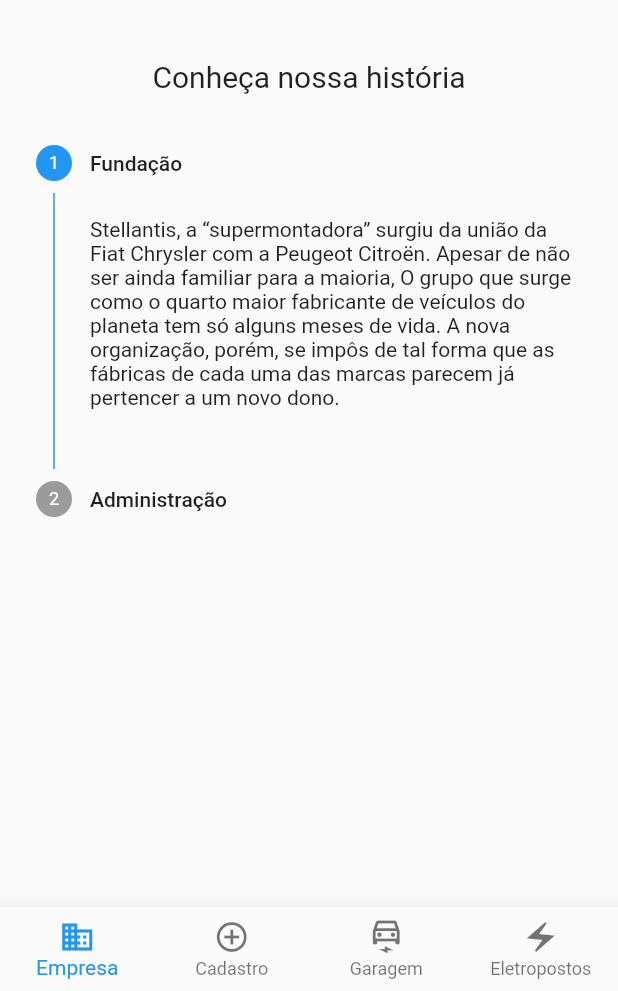
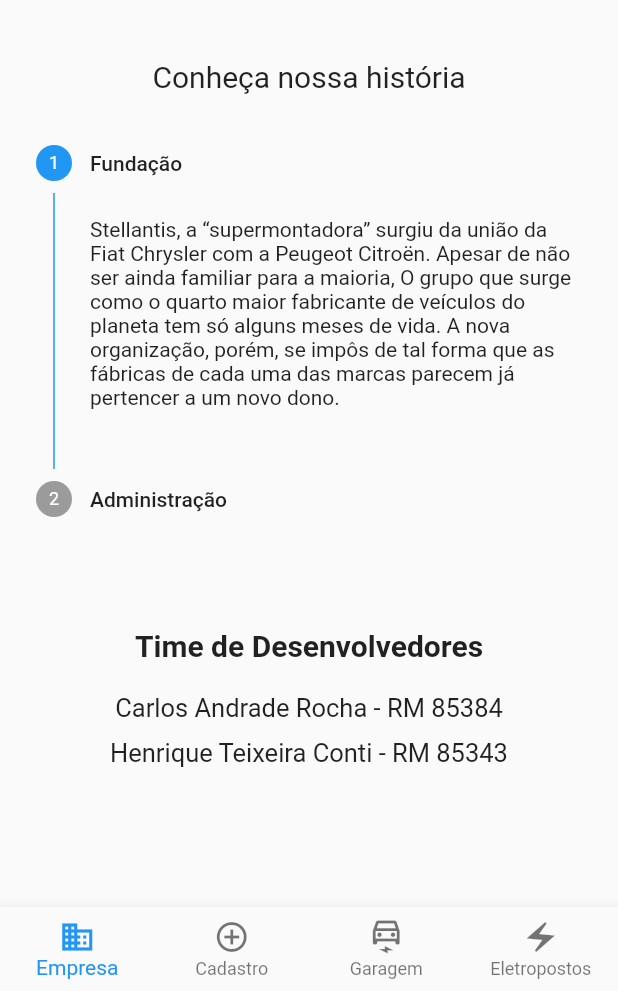
Before and after one commit to CaarlosAndrade/carroeletrico, a Flutter app: the screen it shows after launch, on a phone screen of 412 x 824 dp, the part 245-1236 px from its top. Run offline on Flutter 3.47's test engine with Material 2 defaults, Android fonts, the phone set to English and light mode, and no system bars; our stand-ins replace google_maps_flutter, sqflite; accounts and stored records are empty.

Commit message:
feat: implentado sessao time de dev

```diff
--- a/lib/components/sobre_page.dart
+++ b/lib/components/sobre_page.dart
@@ -64,6 +64,27 @@
                 ),
               ],
             ),
+            SizedBox(
+              height: 50,
+            ),
+            Text(
+              'Time de Desenvolvedores',
+              style: TextStyle(fontSize: 20, fontWeight: FontWeight.bold),
+            ),
+            SizedBox(
+              height: 20,
+            ),
+            Text(
+              "Carlos Andrade Rocha - RM 85384",
+              style: TextStyle(fontSize: 17),
+            ),
+            SizedBox(
+              height: 10,
+            ),
+            Text(
+              "Henrique Teixeira Conti - RM 85343",
+              style: TextStyle(fontSize: 17),
+            )
           ],
         ));
   }
--- a/pubspec.yaml
+++ b/pubspec.yaml
@@ -65,6 +65,8 @@
   # To add assets to your application, add an assets section, like this:
   assets:
     - assets/images/logo.png
+    - assets/images/carlos.jpeg
+    - assets/images/henrique.jpg
 
 
   # An image asset can refer to one or more resolution-specific "variants", see
```
Also changed, not shown: assets/images/carlos.jpeg (added), assets/images/henrique.jpg (added).
